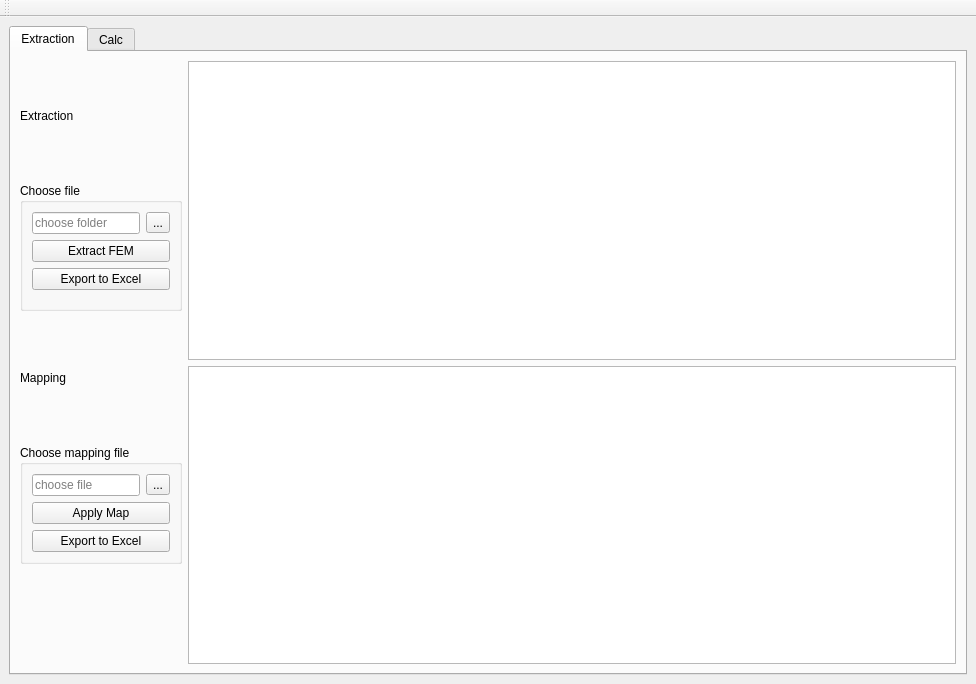
This is base_ui.ui in zhivvv/dashboard as Qt 5 draws it before an edit. The edited form follows.
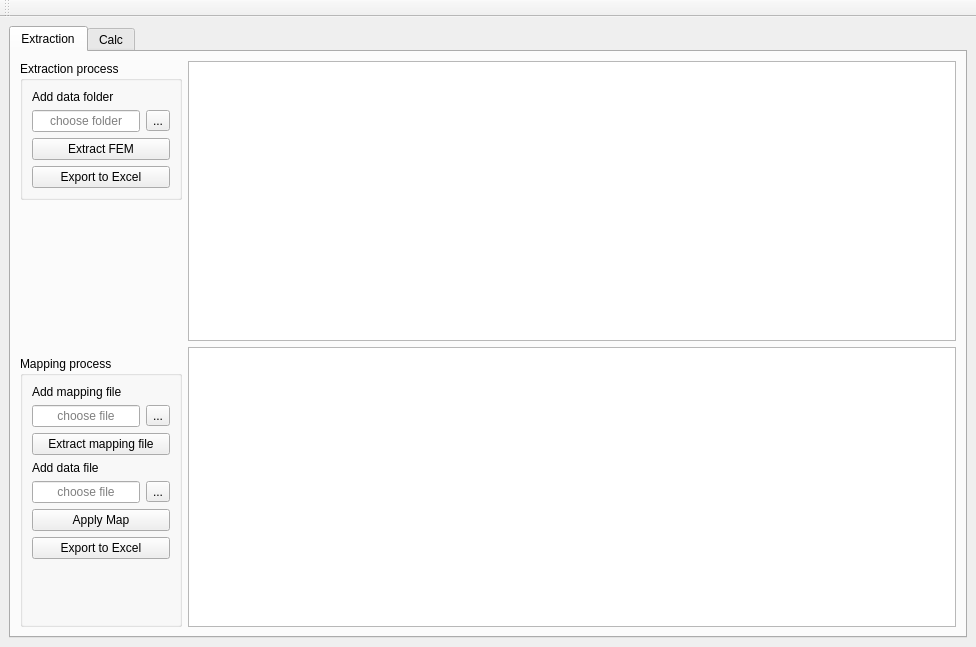
This is the edited form.

Commit message: создана папка для клика, небольшие доработки интерфейса

Patch:
```diff
--- a/base_ui.ui
+++ b/base_ui.ui
@@ -10,7 +10,7 @@
     <x>0</x>
     <y>0</y>
     <width>976</width>
-    <height>684</height>
+    <height>647</height>
    </rect>
   </property>
   <property name="minimumSize">
@@ -42,19 +42,6 @@
           <property name="leftMargin">
            <number>0</number>
           </property>
-          <item>
-           <widget class="QLabel" name="label_2">
-            <property name="sizePolicy">
-             <sizepolicy hsizetype="Preferred" vsizetype="Maximum">
-              <horstretch>0</horstretch>
-              <verstretch>0</verstretch>
-             </sizepolicy>
-            </property>
-            <property name="text">
-             <string>Extraction</string>
-            </property>
-           </widget>
-          </item>
           <item>
            <widget class="QGroupBox" name="groupBox">
             <property name="sizePolicy">
@@ -64,11 +51,21 @@
              </sizepolicy>
             </property>
             <property name="title">
-             <string>Choose file</string>
+             <string>Extraction process</string>
             </property>
             <layout class="QFormLayout" name="formLayout">
              <item row="1" column="0">
-              <widget class="QLineEdit" name="lineEdit_1">
+              <widget class="QLabel" name="label_15">
+               <property name="text">
+                <string>Add data folder</string>
+               </property>
+              </widget>
+             </item>
+             <item row="2" column="0">
+              <widget class="QLineEdit" name="lineEdit_datafolder">
+               <property name="alignment">
+                <set>Qt::AlignCenter</set>
+               </property>
                <property name="readOnly">
                 <bool>true</bool>
                </property>
@@ -77,61 +74,54 @@
                </property>
               </widget>
              </item>
-             <item row="1" column="1">
-              <widget class="QToolButton" name="btn_tool_1">
+             <item row="2" column="1">
+              <widget class="QToolButton" name="btn_tool_choose_folder">
                <property name="text">
                 <string>...</string>
                </property>
               </widget>
              </item>
-             <item row="3" column="0" colspan="2">
-              <widget class="QPushButton" name="btn_1">
-               <property name="sizePolicy">
-                <sizepolicy hsizetype="Preferred" vsizetype="Preferred">
-                 <horstretch>0</horstretch>
-                 <verstretch>0</verstretch>
-                </sizepolicy>
-               </property>
-               <property name="minimumSize">
-                <size>
-                 <width>0</width>
-                 <height>0</height>
-                </size>
-               </property>
-               <property name="text">
-                <string>Extract FEM</string>
-               </property>
-              </widget>
-             </item>
              <item row="4" column="0" colspan="2">
+              <widget class="QPushButton" name="btn_extract_fem">
+               <property name="sizePolicy">
+                <sizepolicy hsizetype="Preferred" vsizetype="Preferred">
+                 <horstretch>0</horstretch>
+                 <verstretch>0</verstretch>
+                </sizepolicy>
+               </property>
+               <property name="minimumSize">
+                <size>
+                 <width>0</width>
+                 <height>0</height>
+                </size>
+               </property>
+               <property name="text">
+                <string>Extract FEM</string>
+               </property>
+              </widget>
+             </item>
+             <item row="5" column="0" colspan="2">
               <widget class="QPushButton" name="btn_save_extraction">
                <property name="text">
                 <string>Export to Excel</string>
                </property>
               </widget>
              </item>
-             <item row="5" column="0">
-              <widget class="Line" name="line">
-               <property name="orientation">
-                <enum>Qt::Horizontal</enum>
-               </property>
-              </widget>
-             </item>
             </layout>
            </widget>
           </item>
           <item>
-           <widget class="QLabel" name="label_3">
-            <property name="sizePolicy">
-             <sizepolicy hsizetype="Preferred" vsizetype="Maximum">
-              <horstretch>0</horstretch>
-              <verstretch>0</verstretch>
-             </sizepolicy>
+           <spacer name="verticalSpacer_2">
+            <property name="orientation">
+             <enum>Qt::Vertical</enum>
             </property>
-            <property name="text">
-             <string>Mapping</string>
+            <property name="sizeHint" stdset="0">
+             <size>
+              <width>20</width>
+              <height>40</height>
+             </size>
             </property>
-           </widget>
+           </spacer>
           </item>
           <item>
            <widget class="QGroupBox" name="groupBox_2">
@@ -142,17 +132,27 @@
              </sizepolicy>
             </property>
             <property name="title">
-             <string>Choose mapping file</string>
+             <string>Mapping process</string>
             </property>
             <layout class="QFormLayout" name="formLayout_2">
              <item row="1" column="0">
-              <widget class="QLineEdit" name="lineEdit_2">
+              <widget class="QLabel" name="label_9">
+               <property name="text">
+                <string>Add mapping file</string>
+               </property>
+              </widget>
+             </item>
+             <item row="2" column="0">
+              <widget class="QLineEdit" name="lineEdit_mapping_file">
                <property name="sizePolicy">
                 <sizepolicy hsizetype="Preferred" vsizetype="Fixed">
                  <horstretch>0</horstretch>
                  <verstretch>0</verstretch>
                 </sizepolicy>
                </property>
+               <property name="alignment">
+                <set>Qt::AlignCenter</set>
+               </property>
                <property name="readOnly">
                 <bool>true</bool>
                </property>
@@ -167,15 +167,73 @@
                </property>
               </widget>
              </item>
-             <item row="1" column="1">
-              <widget class="QToolButton" name="btn_tool_2">
+             <item row="2" column="1">
+              <widget class="QToolButton" name="btn_tool_choose_mapping_file">
                <property name="text">
                 <string>...</string>
                </property>
               </widget>
              </item>
-             <item row="2" column="0" colspan="2">
-              <widget class="QPushButton" name="btn_4">
+             <item row="3" column="0" colspan="2">
+              <widget class="QPushButton" name="btn_apply_map_2">
+               <property name="sizePolicy">
+                <sizepolicy hsizetype="Preferred" vsizetype="Preferred">
+                 <horstretch>0</horstretch>
+                 <verstretch>0</verstretch>
+                </sizepolicy>
+               </property>
+               <property name="minimumSize">
+                <size>
+                 <width>0</width>
+                 <height>0</height>
+                </size>
+               </property>
+               <property name="text">
+                <string>Extract mapping file</string>
+               </property>
+              </widget>
+             </item>
+             <item row="4" column="0">
+              <widget class="QLabel" name="label_14">
+               <property name="text">
+                <string>Add data file</string>
+               </property>
+              </widget>
+             </item>
+             <item row="5" column="0">
+              <widget class="QLineEdit" name="lineEdit_datafile">
+               <property name="sizePolicy">
+                <sizepolicy hsizetype="Preferred" vsizetype="Fixed">
+                 <horstretch>0</horstretch>
+                 <verstretch>0</verstretch>
+                </sizepolicy>
+               </property>
+               <property name="alignment">
+                <set>Qt::AlignCenter</set>
+               </property>
+               <property name="readOnly">
+                <bool>true</bool>
+               </property>
+               <property name="placeholderText">
+                <string>choose file</string>
+               </property>
+               <property name="cursorMoveStyle">
+                <enum>Qt::LogicalMoveStyle</enum>
+               </property>
+               <property name="clearButtonEnabled">
+                <bool>true</bool>
+               </property>
+              </widget>
+             </item>
+             <item row="5" column="1">
+              <widget class="QToolButton" name="btn_tool_choos_data_file">
+               <property name="text">
+                <string>...</string>
+               </property>
+              </widget>
+             </item>
+             <item row="6" column="0" colspan="2">
+              <widget class="QPushButton" name="btn_apply_map">
                <property name="sizePolicy">
                 <sizepolicy hsizetype="Preferred" vsizetype="Preferred">
                  <horstretch>0</horstretch>
@@ -193,17 +251,14 @@
                </property>
               </widget>
              </item>
-             <item row="3" column="0" colspan="2">
+             <item row="7" column="0" colspan="2">
               <widget class="QPushButton" name="btn_save_mapping">
                <property name="text">
                 <string>Export to Excel</string>
                </property>
               </widget>
              </item>
-            </layout>
-           </widget>
-          </item>
-          <item>
+             <item row="8" column="0" colspan="2">
            <spacer name="verticalSpacer">
             <property name="orientation">
              <enum>Qt::Vertical</enum>
@@ -220,14 +275,17 @@
            </spacer>
           </item>
          </layout>
+           </widget>
+          </item>
+         </layout>
         </item>
         <item>
          <layout class="QVBoxLayout" name="verticalLayout_3">
           <item>
-           <widget class="QTableView" name="table_1"/>
+           <widget class="QTableView" name="table_fem_data"/>
           </item>
           <item>
-           <widget class="QTableWidget" name="tableWidget"/>
+           <widget class="QTableWidget" name="table_mapping_data"/>
           </item>
          </layout>
         </item>
@@ -541,11 +599,6 @@
     <bool>false</bool>
    </attribute>
   </widget>
-  <action name="actionClose">
-   <property name="text">
-    <string>Close</string>
-   </property>
-  </action>
  </widget>
  <resources/>
  <connections/>
```
Lines whose indentation alone changed are shown as unchanged. The commit also changes 2 other files.
